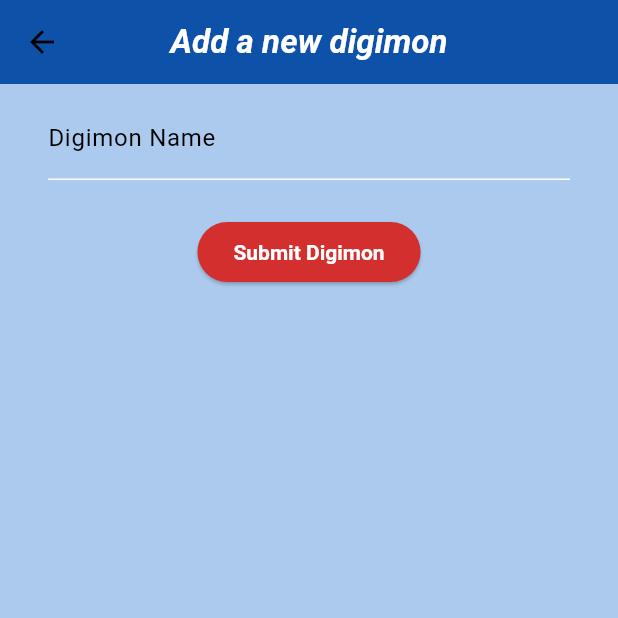
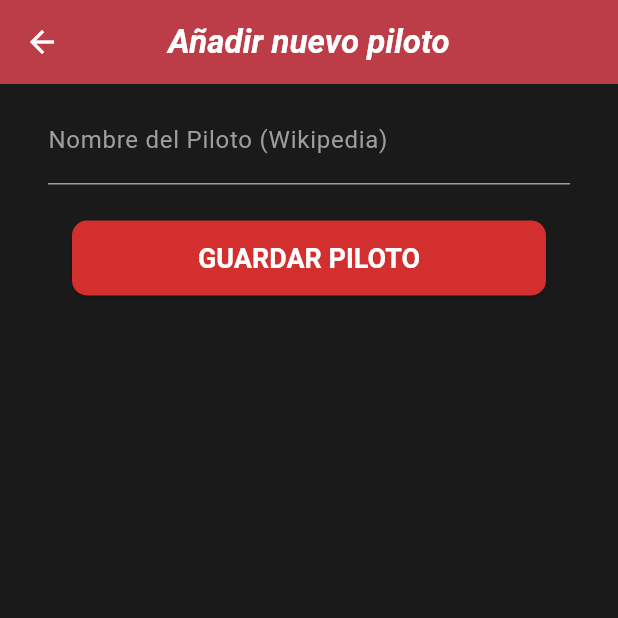
Before and after one commit to Danicar-git/digimon-main, a Flutter app: the AddDigimonFormPage screen opened directly, on a phone screen of 412 x 824 dp, the top half of it. Run offline on Flutter 3.47's test engine with Material 3 defaults, Android fonts, the phone set to English and light mode, and no system bars; network calls fail.

Commit message:
Update new_digimon_form.dart

```diff
--- a/lib/new_digimon_form.dart
+++ b/lib/new_digimon_form.dart
@@ -1,4 +1,4 @@
-import 'package:digimon/digimon_model.dart';
+import 'digimon_model.dart';
 import 'package:flutter/material.dart';
 
 
@@ -13,14 +13,15 @@
 class _AddDigimonFormPageState extends State<AddDigimonFormPage> {
   TextEditingController nameController = TextEditingController();
 
-  void submitPup(BuildContext context) {
-    if (nameController.text.isEmpty) {
+  void submitPilot(BuildContext context) {
+  if (nameController.text.isEmpty) {
       ScaffoldMessenger.of(context).showSnackBar(const SnackBar(
         backgroundColor: Colors.redAccent,
         content: Text('You forgot to insert the digimon name'),
       ));
     } else {
-      var newDigimon = Digimon(nameController.text);
+      String formattedForWiki = nameController.text.trim().replaceAll(' ', '_');
+      var newDigimon = Digimon(formattedForWiki);
       Navigator.of(context).pop(newDigimon);
     }
   }
@@ -28,12 +29,14 @@
   @override
   Widget build(BuildContext context) {
     return Scaffold(
+      backgroundColor: const Color(0xFF1A1A1A),
       appBar: AppBar(
-        title: const Text('Add a new digimon'),
-        backgroundColor: const Color(0xFF0B479E),
+        title: const Text('Añadir nuevo piloto', style: TextStyle(color: Colors.white, fontWeight: FontWeight.bold)),
+        backgroundColor: const Color(0xFFD32F2F),
+        iconTheme: const IconThemeData(color: Colors.white),
       ),
       body: Container(
-        color: const Color(0xFFABCAED),
+        color: const Color(0xFF1A1A1A),
         child: Padding(
           padding: const EdgeInsets.symmetric(vertical: 8.0, horizontal: 32.0),
           child: Column(children: [
@@ -41,25 +44,39 @@
               padding: const EdgeInsets.only(bottom: 8.0),
               child: TextField(
                 controller: nameController,
-                style: const TextStyle(decoration: TextDecoration.none),
-                onChanged: (v) => nameController.text = v,
+                style: const TextStyle(color: Colors.white, fontSize: 18),
+                //onChanged: (v) => nameController.text = v,
                 decoration: const InputDecoration(
-                  labelText: 'Digimon Name',
-                  labelStyle: TextStyle(color: Colors.black),
+                  labelText: 'Nombre del Piloto (Wikipedia)',
+                  labelStyle: const TextStyle(color: Colors.grey),
+                  enabledBorder: const UnderlineInputBorder(
+                    borderSide: BorderSide(color: Colors.grey),
+                  ),
+                  focusedBorder: const UnderlineInputBorder(
+                    borderSide: BorderSide(color: Color(0xFFD32F2F)),
+                  ),
                 ),
               ),
             ),
             Padding(
               padding: const EdgeInsets.all(16.0),
-              child: Builder(
-                builder: (context) {
-                  return ElevatedButton(
-                    onPressed: () => submitPup(context),
-                    child: const Text('Submit Digimon'),
-                  );
-                },
+              child: SizedBox(
+                width: double.infinity,
+                height: 50,
+                child: ElevatedButton(
+                  style: ElevatedButton.styleFrom(
+                    backgroundColor: const Color(0xFFD32F2F),
+                    shape: RoundedRectangleBorder(borderRadius: BorderRadius.circular(10)),
+                  ),
+                  onPressed: () => submitPilot(context),
+                  child: const Text(
+                    'GUARDAR PILOTO',
+                    style: TextStyle(color: Colors.white, fontSize: 18, fontWeight: FontWeight.bold),
+                  ),
+                ),
               ),
             )
+
           ]),
         ),
       ),
```
